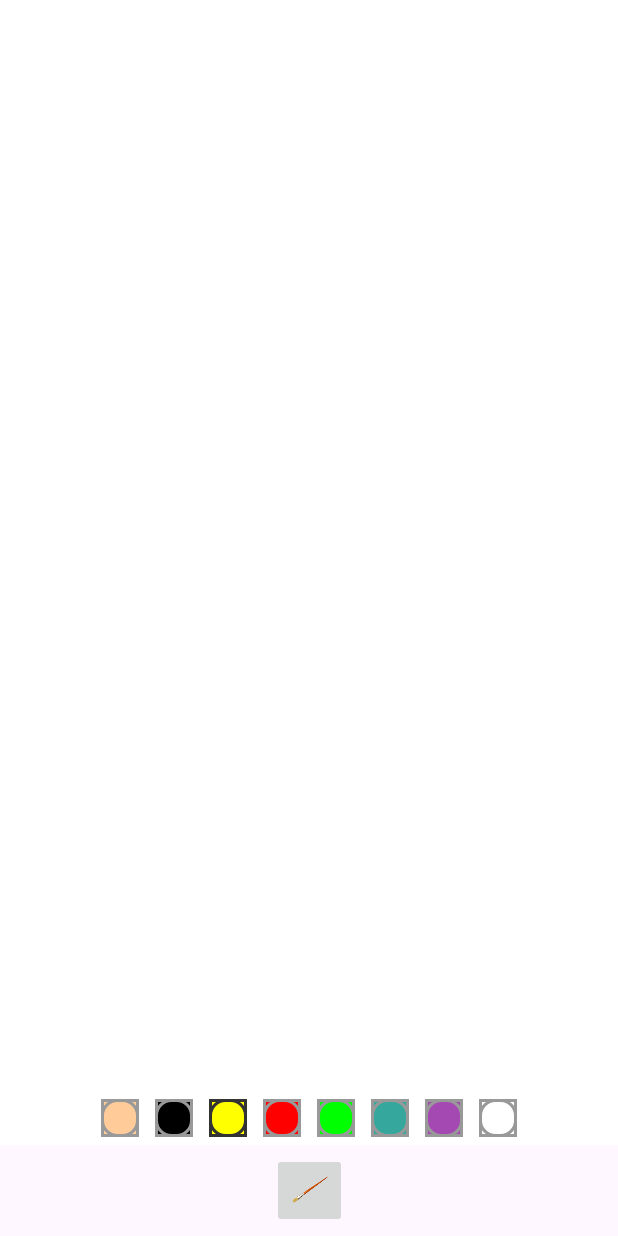
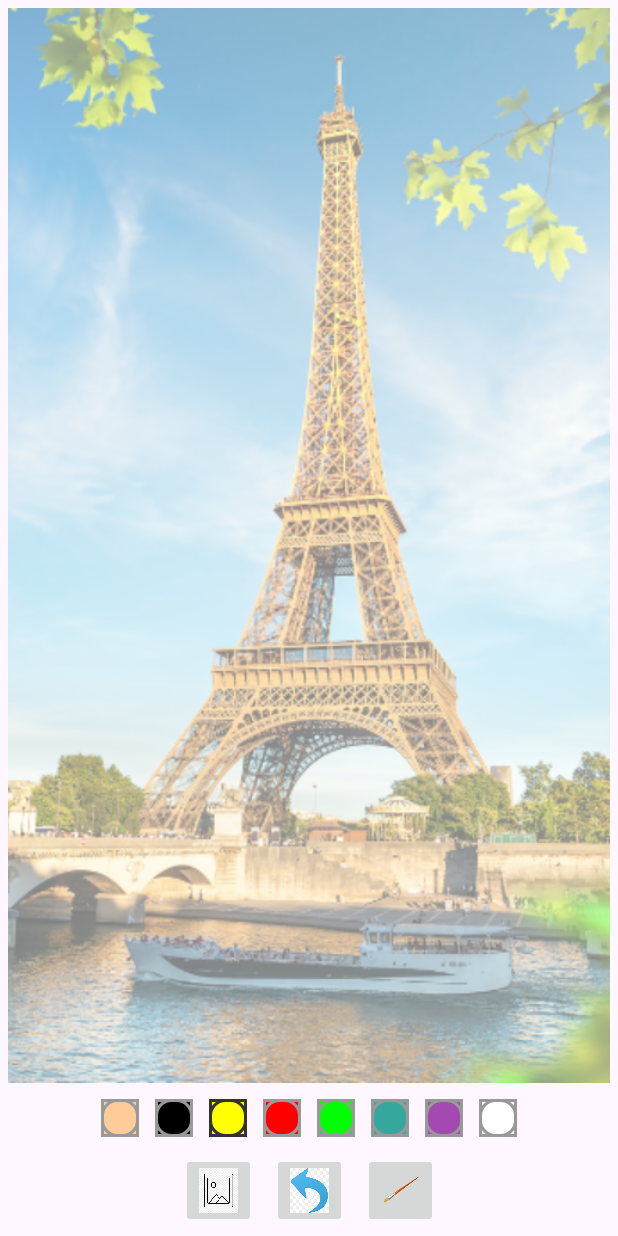
Before and after one commit to arpan-jo/Kid-Drawing-with-Kotlin-android, an Android app: the screen it shows after launch (MainActivity), on a phone screen of 412 x 824 dp. Run offline under Robolectric (Android 15) with nearby library versions, the phone set to English and light mode, and no system bars.

Commit message:
image set from gallery

```diff
--- a/app/src/main/AndroidManifest.xml
+++ b/app/src/main/AndroidManifest.xml
@@ -1,6 +1,9 @@
 <?xml version="1.0" encoding="utf-8"?>
 <manifest xmlns:android="http://schemas.android.com/apk/res/android"
     xmlns:tools="http://schemas.android.com/tools">
+
+    <uses-permission android:name="android.permission.READ_EXTERNAL_STORAGE" />
+    <uses-permission android:name="android.permission.WRITE_EXTERNAL_STORAGE"/>
 
     <application
         android:allowBackup="true"
--- a/app/src/main/res/layout/activity_main.xml
+++ b/app/src/main/res/layout/activity_main.xml
@@ -6,25 +6,45 @@
     android:layout_height="match_parent"
     tools:context=".MainActivity">
 
-    <com.arpan.kidsdrawing.DrawingView
-        android:id="@+id/drawing_view"
+
+    <FrameLayout
+        android:id="@+id/drawing_view_container"
         android:layout_width="0dp"
         android:layout_height="0dp"
+        android:layout_margin="5dp"
         android:background="@drawable/background_drawing_view_layout"
-        app:layout_constraintBottom_toBottomOf="@id/paint_colors"
+        app:layout_constraintBottom_toTopOf="@id/paint_colors"
         app:layout_constraintLeft_toLeftOf="parent"
         app:layout_constraintRight_toRightOf="parent"
-        app:layout_constraintTop_toTopOf="parent" />
+        app:layout_constraintTop_toTopOf="parent">
+
+        <ImageView
+            android:id="@+id/iv_background"
+            android:layout_width="match_parent"
+            android:layout_height="match_parent"
+            android:contentDescription="Image tower"
+            android:scaleType="centerCrop"
+            android:src="@drawable/eifel_tower" />
+
+        <com.arpan.kidsdrawing.DrawingView
+            android:id="@+id/drawing_view"
+            android:layout_width="match_parent"
+            android:layout_height="match_parent"
+            android:background="#80FFFFFF" />
+
+    </FrameLayout>
+
 
     <LinearLayout
         android:id="@+id/paint_colors"
         android:layout_width="wrap_content"
         android:layout_height="wrap_content"
+        android:gravity="center"
         android:orientation="horizontal"
-        app:layout_constraintBottom_toTopOf="@+id/ib_brush"
+        app:layout_constraintBottom_toTopOf="@+id/bottom_section_container"
         app:layout_constraintEnd_toEndOf="parent"
         app:layout_constraintStart_toStartOf="parent"
-        app:layout_constraintTop_toBottomOf="@id/drawing_view">
+        app:layout_constraintTop_toBottomOf="@id/drawing_view_container">
 
         <ImageButton
             android:layout_width="25dp"
@@ -108,17 +128,44 @@
     </LinearLayout>
 
 
-    <ImageButton
-        android:id="@+id/ib_brush"
-        android:layout_width="50dp"
-        android:layout_height="50dp"
-        android:layout_margin="5dp"
-        android:contentDescription="image"
-        android:scaleType="fitXY"
-        android:src="@drawable/ic_brush"
+    <LinearLayout
+        android:id="@+id/bottom_section_container"
+        android:layout_width="wrap_content"
+        android:layout_height="wrap_content"
+        android:orientation="horizontal"
         app:layout_constraintBottom_toBottomOf="parent"
         app:layout_constraintEnd_toEndOf="parent"
         app:layout_constraintStart_toStartOf="parent"
-        app:layout_constraintTop_toBottomOf="@id/paint_colors" />
+        app:layout_constraintTop_toBottomOf="@id/paint_colors">
+
+        <ImageButton
+            android:id="@+id/image_select"
+            android:layout_width="50dp"
+            android:layout_height="50dp"
+            android:layout_margin="5dp"
+            android:contentDescription="image select"
+            android:scaleType="fitXY"
+            android:src="@drawable/image_select" />
+
+        <ImageButton
+            android:id="@+id/image_undo"
+            android:layout_width="50dp"
+            android:layout_height="50dp"
+            android:layout_margin="5dp"
+            android:contentDescription="image undo"
+            android:scaleType="fitXY"
+            android:src="@drawable/undo" />
+
+        <ImageButton
+            android:id="@+id/ib_brush"
+            android:layout_width="50dp"
+            android:layout_height="50dp"
+            android:layout_margin="5dp"
+            android:contentDescription="image"
+            android:scaleType="fitXY"
+            android:src="@drawable/ic_brush" />
+
+    </LinearLayout>
+
 
 </androidx.constraintlayout.widget.ConstraintLayout>
--- a/build.gradle.kts
+++ b/build.gradle.kts
@@ -1,5 +1,5 @@
 // Top-level build file where you can add configuration options common to all sub-projects/modules.
 plugins {
-    id("com.android.application") version "8.1.0" apply false
+    id("com.android.application") version "8.1.1" apply false
     id("org.jetbrains.kotlin.android") version "1.8.0" apply false
 }
```
Also changed, not shown: app/src/main/java/com/arpan/kidsdrawing/MainActivity.kt (+101 -2 lines), app/src/main/res/drawable/eifel_tower.png (added), app/src/main/res/drawable/image_select.png (added), app/src/main/res/drawable/undo.png (added).
